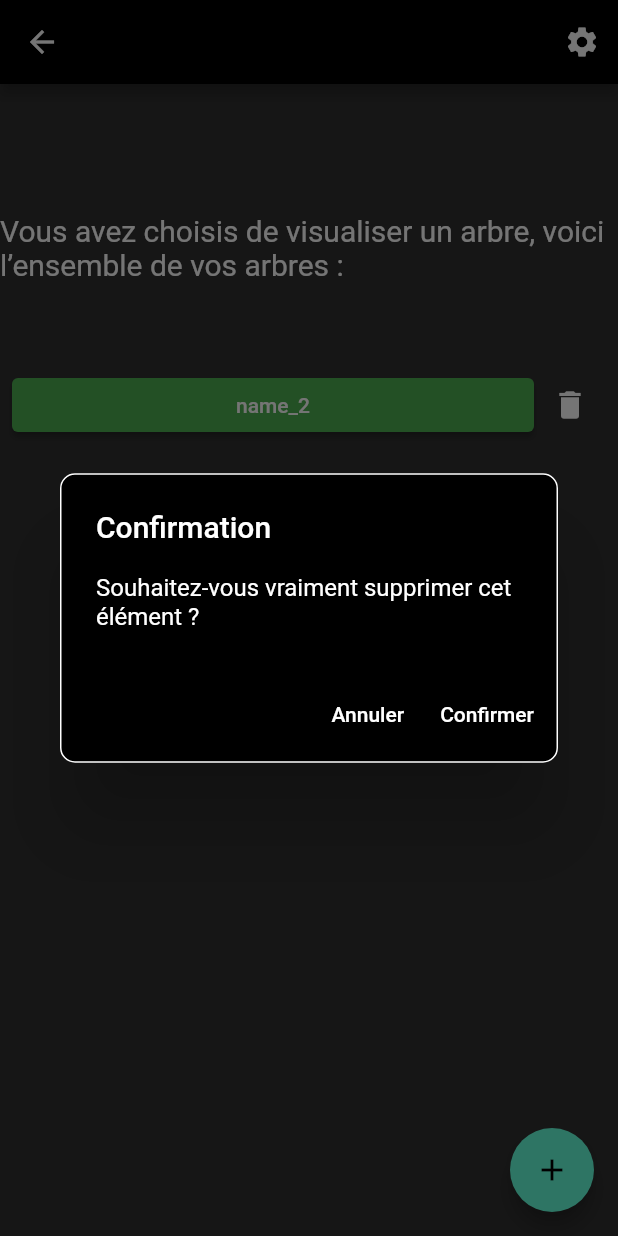
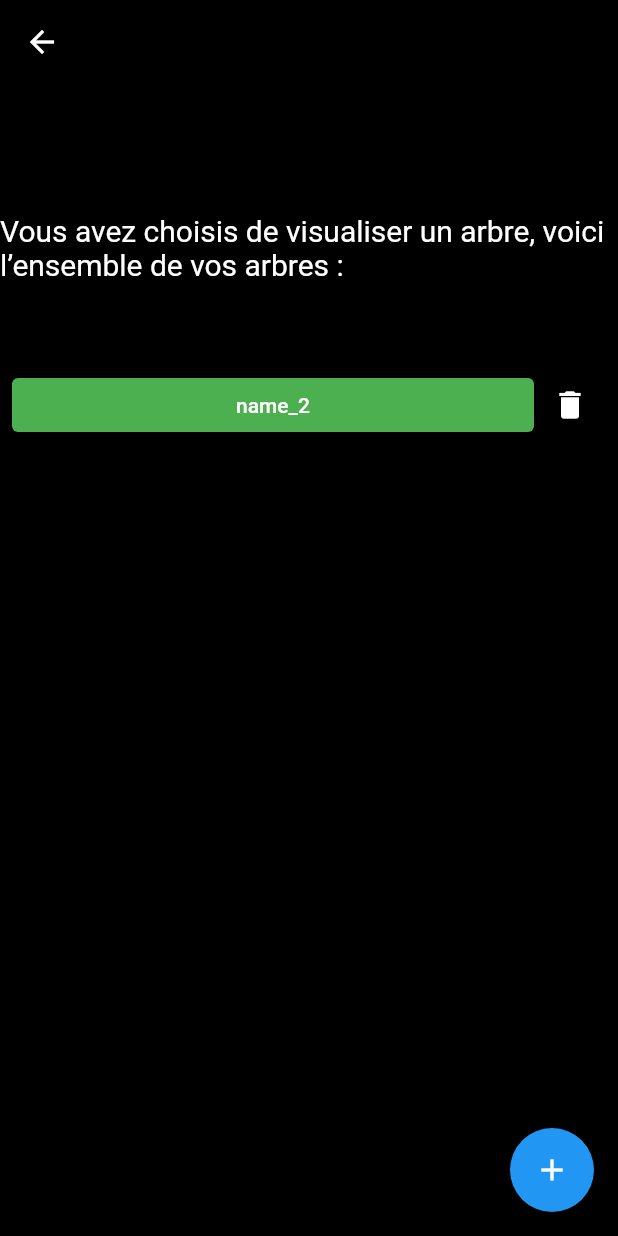
Before and after one commit to romainChuat/octrees, a Flutter app: the Visualize screen opened directly, after a tap on the "delete" icon, on a phone screen of 412 x 824 dp. Run offline on Flutter 3.47's test engine with Material 2 defaults, Android fonts, the phone set to English and light mode, and no system bars; our stand-ins replace animated_text_kit; missing offline and left inert: graphview.

Commit message:
fix last commit

```diff
--- a/lib/Visualize.dart
+++ b/lib/Visualize.dart
@@ -18,20 +18,7 @@ class Visualize extends StatelessWidget {
             Navigator.of(context).pop();
           },
         ),
-        actions: [
-          Tooltip(
-            message: 'Paramètre',
-            child: IconButton(
-              icon: const Icon(Icons.settings),
-              color: Colors.white,
-              onPressed: () {
-                // TODO ajouter des parametres dans l'icon settings
-              },
       ),
-          ),
-        ],
-      ),
-
       body: Center(
           child: Column(mainAxisAlignment: MainAxisAlignment.center, children: [
             const Text(
@@ -54,19 +41,16 @@ class Visualize extends StatelessWidget {
                           children: [
                             Expanded(
 
-
                               child: ElevatedButton(
                                   onPressed: () {
                                     Navigator.of(context).push(MaterialPageRoute(
                                         builder: (BuildContext context) =>
-
                                             MyWorkingArea(
                                                 octree: prov.getOctree(treeName))));
                                   },
                                   child: Center(child: Text(treeName)),
                                   style: ElevatedButton.styleFrom(
                                       backgroundColor: Colors.green)),
-
                             ),
                             Tooltip(
                               message: 'Supprimer',
@@ -74,49 +58,7 @@ class Visualize extends StatelessWidget {
                                 icon: const Icon(Icons.delete),
                                 color: Colors.white,
                                 onPressed: () {
-
                                   prov.removeTree(treeName);
-
-                              showDialog(
-                                context: context,
-                                builder: (BuildContext context) {
-                                  return AlertDialog(
-                                    title: const Text(
-                                      'Confirmation',
-                                      style: TextStyle(color: Colors.white),
-                                    ),
-                                    backgroundColor: Colors.black,
-                                    shape: RoundedRectangleBorder(
-                                      side: BorderSide(color: Colors.white),
-                                      borderRadius: BorderRadius.circular(10.0),
-                                    ),
-                                    content: const Text(
-                                        'Souhaitez-vous vraiment supprimer cet élément ?',
-                                        style: TextStyle(color: Colors.white)),
-                                    actions: <Widget>[
-                                      TextButton(
-                                        onPressed: () {
-                                          Navigator.of(context).pop();
-                                        },
-                                        child: const Text(
-                                          'Annuler',
-                                          style: TextStyle(color: Colors.white),
-                                        ),
-                                      ),
-                                      TextButton(
-                                        onPressed: () {
-                                          prov.removeTree(index);
-                                          Navigator.of(context).pop();
-                                        },
-                                        child: const Text(
-                                          'Confirmer',
-                                          style: TextStyle(color: Colors.white),
-                                        ),
-                                      ),
-                                    ],
-                                  );
-                                },
-                              );
                                 },
                               ),
                             ),
@@ -141,16 +83,13 @@ class Visualize extends StatelessWidget {
                       Navigator.of(context).push(MaterialPageRoute(
                           builder: (BuildContext context) => Generate()));
                     },
-
                     child: const Text("Générer un nouvel arbre"))
-
               ]),
             )
           ])),
       floatingActionButton: Visibility(
         visible: prov.trees.isNotEmpty,
         child: FloatingActionButton(
-
           heroTag: UniqueKey(),
           onPressed: () {
             Navigator.of(context).push(MaterialPageRoute(
```
Also changed, not shown: lib/Generate.dart (+0 -21 lines), lib/ModelProvider.dart (+0 -21 lines), lib/Octree.dart (+0 -16 lines), lib/main.dart (+7 -100 lines). Lines whose indentation alone changed are shown as unchanged.
